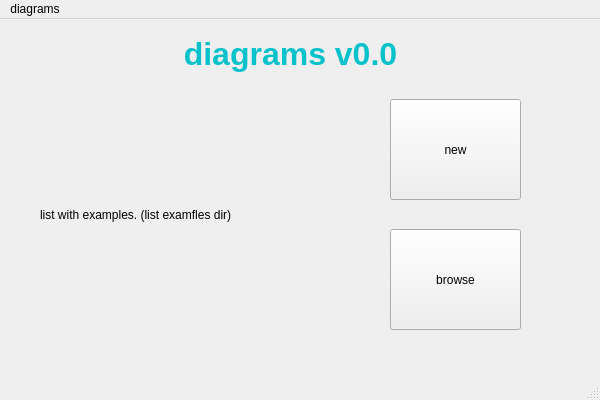
This is mainwindow.ui in SkuratovichA/diagrams as Qt 5 draws it before an edit. The edited form follows.
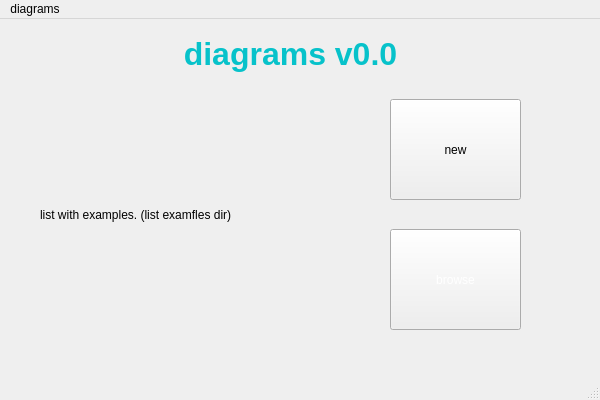
This is the edited form.

```diff
--- a/mainwindow.ui
+++ b/mainwindow.ui
@@ -28,6 +28,9 @@
   <property name="styleSheet">
    <string notr="true"/>
   </property>
+  <property name="tabShape">
+   <enum>QTabWidget::Rounded</enum>
+  </property>
   <widget class="QWidget" name="centralwidget">
    <widget class="QPushButton" name="create">
     <property name="geometry">
@@ -100,6 +103,9 @@
     <property name="autoFillBackground">
      <bool>true</bool>
     </property>
+    <property name="styleSheet">
+     <string notr="true">color: qlineargradient(spread:pad, x1:0, y1:0, x2:1, y2:0, stop:0 rgba(42, 58, 80, 255), stop:1 rgba(255, 255, 255, 255));</string>
+    </property>
     <property name="text">
      <string>browse</string>
     </property>
```
Left out of the diff: 10 changed lines with no effect on the pictures.
